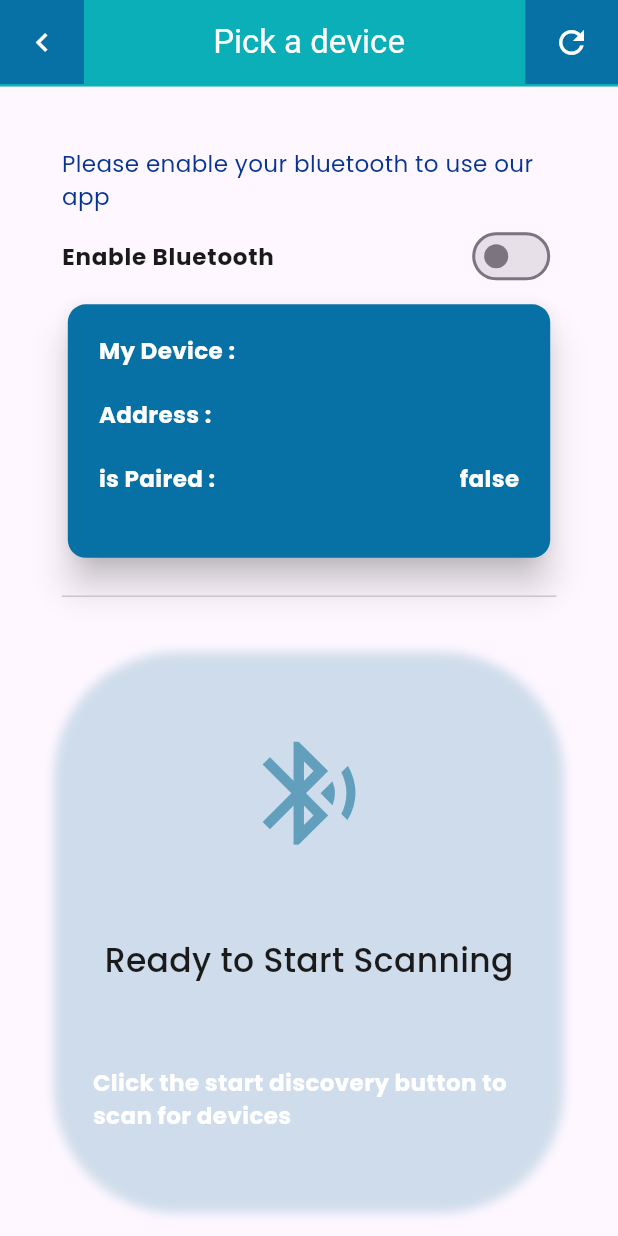
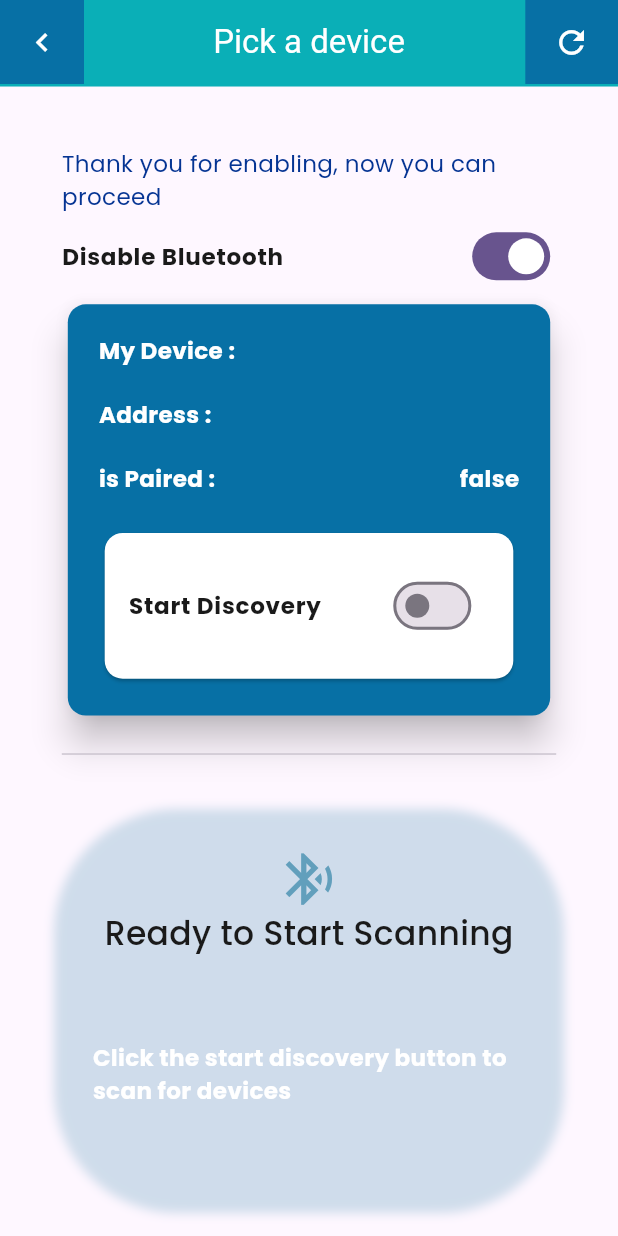
Before and after one commit to koussay97/flutter-bluetooth-example, a Flutter app: the screen it shows after launch, after a tap on "START", on a phone screen of 412 x 824 dp. Run offline on Flutter 3.47's test engine with Material 2 defaults, Android fonts, the phone set to English and light mode, and no system bars; our stand-ins replace dartz, equatable, flutter_bluetooth_serial, google_fonts, location, permission_handler; network calls fail.

```diff
--- a/bluetooth_example/lib/core/utils/bleutooth_repository_implementation.dart
+++ b/bluetooth_example/lib/core/utils/bleutooth_repository_implementation.dart
@@ -167,6 +167,7 @@ class BluetoothRepositoryIMPL implements BluetoothRepository {
         final pairingResult =
             await FlutterBluetoothSerial.instance.cancelDiscovery();
 
+
         return Right(pairingResult);
       } catch (e) {
         return Left(PermissionFailure(message: e.toString(), code: 0));
--- /dev/null
+++ b/bluetooth_example/lib/core/utils/location_repository_implementation.dart
@@ -0,0 +1,34 @@
+import 'package:bluetooth_example/core/errors/failures.dart';
+import 'package:bluetooth_example/core/utils/location_repository.dart';
+import 'package:bluetooth_example/core/utils/util_exports.dart';
+import 'package:dartz/dartz.dart';
+import 'package:location/location.dart';
+
+class LocationRepositoryIMPL implements LocationRepository {
+  final Location _location = Location();
+
+  @override
+  Future<Either<Failure, bool>> turnOnLocation() async {
+    final checkResult =
+        await BluetoothPermissionChecker.isAllowedToOpenLocation();
+    return checkResult.fold((l) => Left(l), (r) async {
+      final result = await _location.requestService();
+      return Right(result);
+    });
+  }
+
+  @override
+  Future<Either<Failure, Stream<LocationData>>> onLocationChanged() {
+    throw UnimplementedError();
+  }
+
+  @override
+  Future<Either<Failure, LocationData>> getCurrentLocation() {
+    throw UnimplementedError();
+  }
+
+  @override
+  Future<Either<Failure, bool>> enableLocationInBackground({required bool on}) {
+    throw UnimplementedError();
+  }
+}
--- a/bluetooth_example/lib/core/utils/permissin_manager.dart
+++ b/bluetooth_example/lib/core/utils/permissin_manager.dart
@@ -11,7 +11,6 @@ abstract class BluetoothPermissionChecker {
     final checkResults = await Future.wait([
       Permission.bluetooth.status.isGranted,
       Permission.bluetoothConnect.status.isGranted,
-
     ]);
 
     final permissionBLState = checkResults[0];
@@ -67,7 +66,7 @@ abstract class BluetoothPermissionChecker {
       Permission.bluetoothAdvertise.status.isGranted,
       FlutterBluetoothSerial.instance.isEnabled
     ]);
-print('permissions to disable discovery !::: $checkResults');
+    print('permissions to disable discovery !::: $checkResults');
     final bool permissionBLConnect = checkResults[0] ?? false;
     final bool permissionBLScan = checkResults[1] ?? false;
     final permissionBLDiscoverable = checkResults[2] ?? false;
@@ -148,4 +147,19 @@ print('permissions to disable discovery !::: $checkResults');
     return Future.value(const Left(PermissionFailure(
         message: 'we request permission to scan devices', code: 0)));
   }
+
+  static Future<Either<PermissionFailure, bool>>
+      isAllowedToOpenLocation() async {
+    final checkResults = await Future.wait([
+      Permission.location.isGranted,
+      Permission.locationWhenInUse.isGranted,
+    ]);
+    final bool permissionLocation = checkResults[0];
+    final bool permissionLocationWhenInUse = checkResults[1];
+    if (permissionLocation && permissionLocationWhenInUse) {
+      return Future.value(const Right(true));
+    }
+    return Future.value(const Left(PermissionFailure(
+        message: 'we request location permission ', code: 22)));
+  }
 }
--- a/bluetooth_example/lib/features/bluetooth-feature/bloototh_view_model.dart
+++ b/bluetooth_example/lib/features/bluetooth-feature/bloototh_view_model.dart
@@ -2,6 +2,7 @@ import 'dart:async';
 
 import 'package:bluetooth_example/core/errors/failures.dart';
 import 'package:bluetooth_example/core/utils/bleutooth_repository_implementation.dart';
+import 'package:bluetooth_example/core/utils/location_repository_implementation.dart';
 import 'package:dartz/dartz.dart';
 import 'package:flutter/cupertino.dart';
 import 'package:flutter_bluetooth_serial/flutter_bluetooth_serial.dart';
@@ -23,13 +24,14 @@ class BluetoothViewModel extends ChangeNotifier {
       List<BluetoothDiscoveryResult>.empty(growable: true);
   StreamSubscription<BluetoothDiscoveryResult>? discoverySubscription;
   BluetoothRepositoryIMPL repositoryIMPL;
+  LocationRepositoryIMPL locationRepositoryIMPL;
   late SystemState currentState;
 
   BluetoothDevice currentDevice = const BluetoothDevice(
       name: 'UNKNOWN', address: 'UNKNOWN', isConnected: false);
   bool loading = false;
 
-  BluetoothViewModel({required this.repositoryIMPL}) {
+  BluetoothViewModel({required this.repositoryIMPL, required this.locationRepositoryIMPL}) {
     enableBluetooth = false;
     discoveryEnabled = false;
     currentIndex=null;
@@ -67,6 +69,10 @@ void setCurrentTapIndex({required int? index}){
           notifyListeners();
         }, (r) async {
           await getCurrentDeviceData();
+          await locationRepositoryIMPL.turnOnLocation().then((value){
+            print('result from location :::: ${value}');
+
+          });
           notifyListeners();
         });
 
@@ -77,7 +83,8 @@ void setCurrentTapIndex({required int? index}){
         result.fold((l) {
           enableBluetooth = true;
           notifyListeners();
-        }, (r) {
+        }, (r) async {
+          await stopDiscovery();
           currentState=SystemState.intermediate1;
           notifyListeners();
         });
@@ -113,6 +120,9 @@ void setCurrentTapIndex({required int? index}){
       currentState = SystemState.intermediate1;
       notifyListeners();
       if (bluetoothActive) {
+        enableBluetooth=true;
+        await locationRepositoryIMPL.turnOnLocation();
+        notifyListeners();
         await getCurrentDeviceData().then((res) {
           res.fold((l) {
             debugPrint(
@@ -125,6 +135,7 @@ void setCurrentTapIndex({required int? index}){
         });
       }
     } else {
+      enableBluetooth=false;
       currentState = SystemState.initial;
       notifyListeners();
     }
@@ -153,8 +164,9 @@ void setCurrentTapIndex({required int? index}){
         print(l.message);
       }, (r) {
         currentState = SystemState.secondState;
-        discoverySubscription?.cancel();
+        discoverySubscription?.pause();
         discoveryEnabled = false;
+        listOfDevicesDiscovered=[];
         notifyListeners();
       });
       return value;
@@ -163,8 +175,11 @@ void setCurrentTapIndex({required int? index}){
 
   Future<Either<Failure, Stream<BluetoothDiscoveryResult>>>
       startDiscovery() async {
+
     return await repositoryIMPL.scanDevices().then((value) {
+      print('called start discovery');
       value.fold((l) {
+        print('start discovery failure ${l.message}');
         if (discoverySubscription != null) {
           discoveryEnabled = false;
           discoverySubscription?.cancel();
@@ -173,14 +188,18 @@ void setCurrentTapIndex({required int? index}){
           notifyListeners();
         }
       }, (r) {
+       // print('start discovery success ');
+
         discoveryEnabled = true;
         currentState = SystemState.finalState;
         if (discoverySubscription != null) {
+          print('resume discovery +++ ');
           discoverySubscription?.resume();
           notifyListeners();
-        } else {
+        }
         discoverySubscription = r.listen(
                 (event) {
+              print('incoming device ${event.device.type}');
               final existingIndex = listOfDevicesDiscovered.indexWhere(
                       (element) =>
                   element.device.address == event.device.address);
@@ -202,12 +221,16 @@ void setCurrentTapIndex({required int? index}){
               discoverySubscription?.cancel();
               notifyListeners();
             });
-        }
         notifyListeners();
       });
       return value;
     });
   }
+
+ /* Future<Either<Failure,dynamic>>setDiscoverable({required Duration duration})async{
+    final result = await repositoryIMPL.setDiscoverable(durationInSeconds: duration.inSeconds);
+
+  }*/
 
   @override
   void dispose() {
--- a/bluetooth_example/lib/features/bluetooth-feature/custome-widgets/bluetooth_screen_footer.dart
+++ b/bluetooth_example/lib/features/bluetooth-feature/custome-widgets/bluetooth_screen_footer.dart
@@ -19,9 +19,8 @@ class FooterWidget extends StatelessWidget {
         .select<BluetoothViewModel, SystemState>((value) => value.currentState);
 
     final discoveryList =
-        context.select<BluetoothViewModel, List<BluetoothDiscoveryResult>>(
-            (value) => value.listOfDevicesDiscovered);
-
+        context.watch<BluetoothViewModel>().listOfDevicesDiscovered;
+   print('current list from provider ${discoveryList.length}');
     /// keep this for testing
     /* final discoveryList = [
       BluetoothDiscoveryResult(device: const BluetoothDevice(address: 'aezraz',type: BluetoothDeviceType.dual,name: 'dfssdf',))
--- a/bluetooth_example/lib/features/bluetooth-feature/custome-widgets/default_empty_screen.dart
+++ b/bluetooth_example/lib/features/bluetooth-feature/custome-widgets/default_empty_screen.dart
@@ -2,20 +2,24 @@ import 'package:bluetooth_example/core/brand_guideline/brand_guidline.dart';
 import 'package:bluetooth_example/features/bluetooth-feature/bloototh_view_model.dart';
 import 'package:flutter/material.dart';
 import 'package:google_fonts/google_fonts.dart';
+
 class BluetoothStateEmptyScreen extends StatelessWidget {
   final SystemState state;
   final double cardWidth;
   final double cardHeight;
 
   const BluetoothStateEmptyScreen(
-      {Key? key,required this.state, required this.cardHeight, required this.cardWidth})
+      {Key? key,
+      required this.state,
+      required this.cardHeight,
+      required this.cardWidth})
       : super(key: key);
 
   @override
   Widget build(BuildContext context) {
     return Padding(
-      padding:
-      EdgeInsets.symmetric(vertical: Brand.appPadding(context: context)*0.5),
+      padding: EdgeInsets.symmetric(
+          vertical: Brand.appPadding(context: context) * 0.5),
       child: Container(
         height: cardHeight,
         width: cardWidth,
@@ -23,7 +27,6 @@ class BluetoothStateEmptyScreen extends StatelessWidget {
             vertical: Brand.appPadding(context: context) * 0.5,
             horizontal: Brand.appPadding(context: context) * 0.5),
         decoration: BoxDecoration(
-
           boxShadow: [Brand.cardShadow],
           borderRadius: BorderRadius.circular(cardWidth * 0.2),
         ),
@@ -32,8 +35,9 @@ class BluetoothStateEmptyScreen extends StatelessWidget {
           mainAxisAlignment: MainAxisAlignment.spaceAround,
           mainAxisSize: MainAxisSize.max,
           children: [
-            getCorrespondingIcon(state: state, size: cardWidth*0.2),
-            Text(
+            getCorrespondingIcon(state: state, size: cardWidth * 0.1),
+            Expanded(
+              child: Text(
                 getCorrespondingTitle(state: state),
                 style: GoogleFonts.poppins(
                   color: Brand.blackGrey,
@@ -41,13 +45,16 @@ class BluetoothStateEmptyScreen extends StatelessWidget {
                   fontWeight: Brand.h2Weight,
                 ),
               ),
-            Text(getCorrespondingDetails(state: state),
+            ),
+            Expanded(
+                child: Text(
+              getCorrespondingDetails(state: state),
               style: GoogleFonts.poppins(
                 color: Colors.white,
                 fontSize: Brand.textSize(context),
                 fontWeight: Brand.h4Weight,
               ),
-            ),
+            )),
           ],
         ),
       ),
@@ -55,45 +62,58 @@ class BluetoothStateEmptyScreen extends StatelessWidget {
   }
 }
 
-Widget getCorrespondingIcon({required SystemState state, required double size}){
-  switch (state){
-    case SystemState.initial||SystemState.intermediate1:return Icon(
+Widget getCorrespondingIcon(
+    {required SystemState state, required double size}) {
+  switch (state) {
+    case SystemState.initial || SystemState.intermediate1:
+      return Icon(
         Icons.bluetooth_connected_rounded,
         color: Brand.lightGrey,
         size: size,
       );
-    case SystemState.secondState:return  Icon(
+    case SystemState.secondState:
+      return Icon(
         Icons.bluetooth_audio_outlined,
         color: Brand.paleGreyBlue,
         size: size,
       );
-    case SystemState.intermediate2: return  Icon(
+    case SystemState.intermediate2:
+      return Icon(
         Icons.bluetooth_disabled_sharp,
         color: Colors.redAccent,
         size: size,
       );
-    default: return  Icon(
+    default:
+      return Icon(
         Icons.important_devices,
         color: Brand.brightGreyBlue,
         size: size,
       );
   }
 }
-String getCorrespondingTitle({required SystemState state}){
-  switch (state){
-    case SystemState.initial||SystemState.intermediate1:return 'Bluetooth is Off';
-    case SystemState.secondState:return  'Ready to Start Scanning';
-    case SystemState.intermediate2: return  'Your Scan Failed';
-    default: return  'No Devices Found';
+
+String getCorrespondingTitle({required SystemState state}) {
+  switch (state) {
+    case SystemState.initial || SystemState.intermediate1:
+      return 'Bluetooth is Off';
+    case SystemState.secondState:
+      return 'Ready to Start Scanning';
+    case SystemState.intermediate2:
+      return 'Your Scan Failed';
+    default:
+      return 'No Devices Found';
+  }
 }
 
+String getCorrespondingDetails({required SystemState state}) {
+  switch (state) {
+    case SystemState.initial || SystemState.intermediate1:
+      return 'Your bluetooth is currently off, you need to turn it on to start scanning for devices,';
+    case SystemState.secondState:
+      return 'Click the start discovery button to scan for devices';
+    case SystemState.intermediate2:
+      return 'Something went wrong while scanning, can you turn off bluetooth and try again';
+    default:
+      return 'There are no nearby devices available, make sure to get close enough';
   }
-String getCorrespondingDetails({required SystemState state}){
-  switch (state){
-    case SystemState.initial||SystemState.intermediate1:return 'Your bluetooth is currently off, you need to turn it on to start scanning for devices,';
-    case SystemState.secondState:return  'Click the start discovery button to scan for devices';
-    case SystemState.intermediate2: return  'Something went wrong while scanning, can you turn off bluetooth and try again';
-    default: return  'There are no nearby devices available, make sure to get close enough';
 }
-
-}
--- a/bluetooth_example/lib/main.dart
+++ b/bluetooth_example/lib/main.dart
@@ -1,6 +1,7 @@
 import 'package:bluetooth_example/core/routing/route_generator.dart';
 import 'package:bluetooth_example/core/routing/route_names.dart';
 import 'package:bluetooth_example/core/utils/bleutooth_repository_implementation.dart';
+import 'package:bluetooth_example/core/utils/location_repository_implementation.dart';
 import 'package:bluetooth_example/core/utils/scroll_behavior.dart';
 import 'package:bluetooth_example/features/bluetooth-feature/bloototh_view_model.dart';
 import 'package:flutter/material.dart';
@@ -10,7 +11,9 @@ import 'package:provider/provider.dart';
 void main() {
   runApp( MultiProvider(
       providers: [
-        ChangeNotifierProvider<BluetoothViewModel>(create: (_)=>BluetoothViewModel(repositoryIMPL: BluetoothRepositoryIMPL()))
+        ChangeNotifierProvider<BluetoothViewModel>(create: (_)=>BluetoothViewModel(
+            locationRepositoryIMPL: LocationRepositoryIMPL(),
+            repositoryIMPL: BluetoothRepositoryIMPL()))
       ],
       child: const MyApp()));
 }
--- a/bluetooth_example/pubspec.yaml
+++ b/bluetooth_example/pubspec.yaml
@@ -42,6 +42,7 @@ dependencies:
   equatable: ^2.0.5
   google_fonts: ^6.1.0
   flutter_blue_plus: ^1.16.2
+  location: ^5.0.3
 
 dev_dependencies:
   flutter_test:
```
Also changed, not shown: bluetooth_example/lib/core/utils/location_repository.dart (added, +12 -0 lines), bluetooth_example/lib/features/bluetooth-feature/custome-widgets/device_tile.dart (+8 -1 lines), bluetooth_example/lib/features/bluetooth-feature/custome-widgets/permission_popup.dart (+29 -7 lines), bluetooth_example/lib/features/bluetooth-feature/device_explore_screen.dart (+27 -11 lines), bluetooth_example/pubspec.lock, 3 other files. Lines whose indentation alone changed are shown as unchanged.
